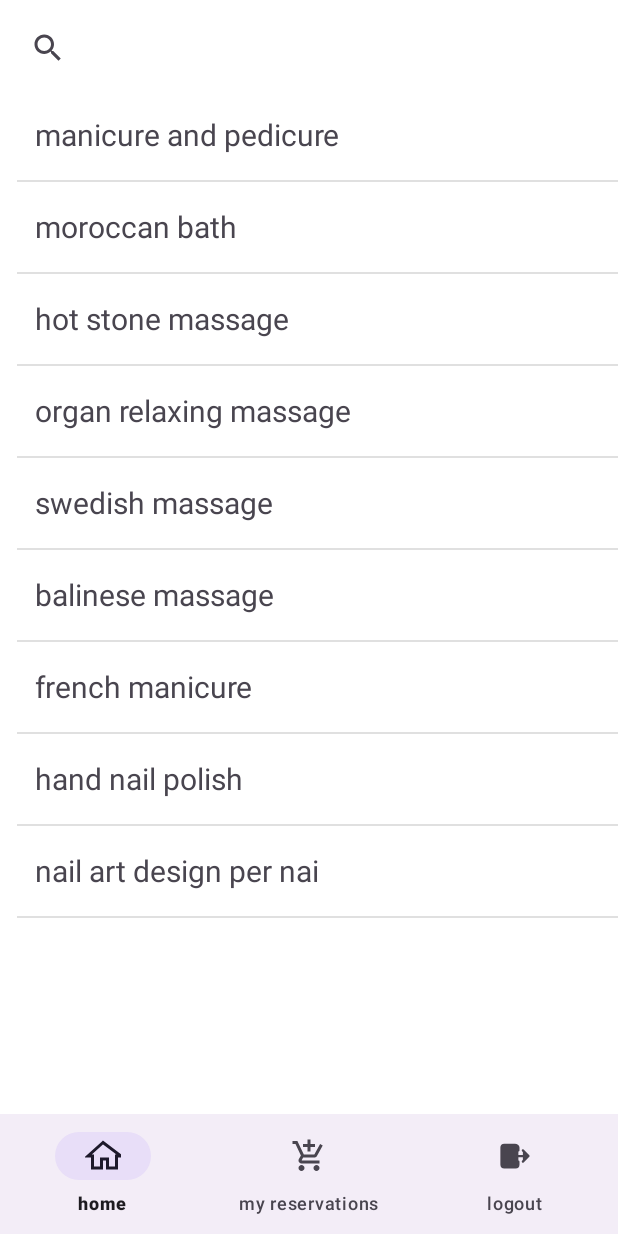
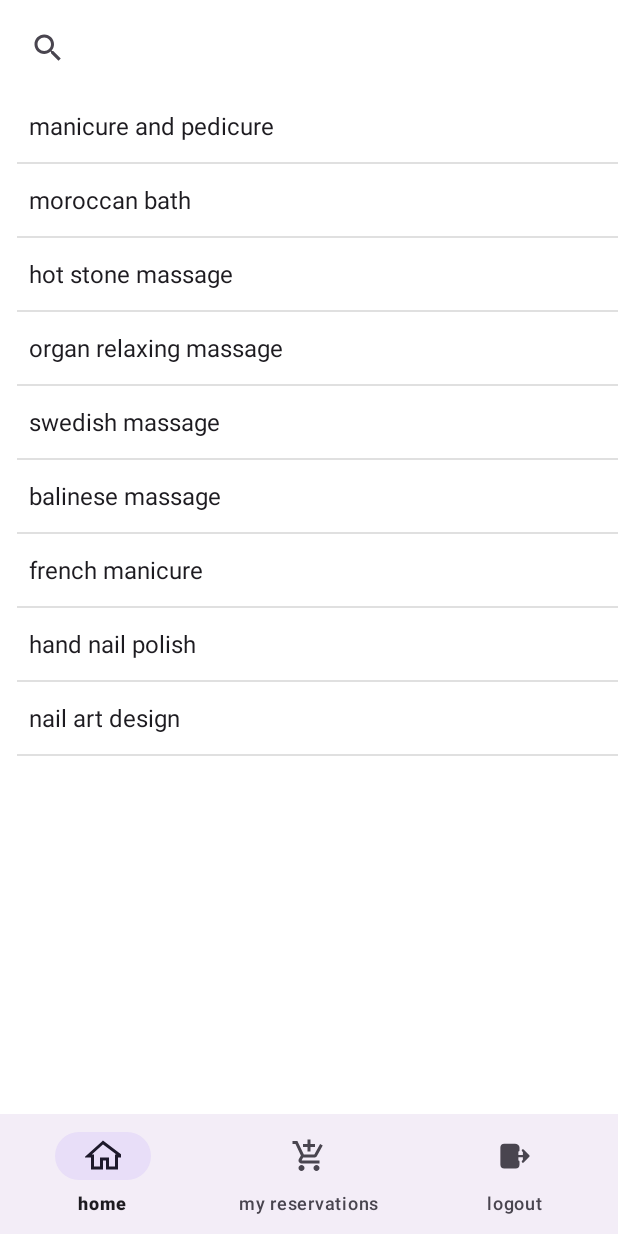
Before and after one commit to shahad789/AndroidBlissFullTouchProject, an Android app: the homepage screen opened directly, with no data from a screen before it, after a tap on "what you are looking for", on a phone screen of 412 x 824 dp. Run offline under Robolectric (Android 15) with nearby library versions, the phone set to English and light mode, and no system bars.

Commit message:
search implementation3

```diff
--- a/app/src/main/java/com/example/blissfulltouch/homepage.java
+++ b/app/src/main/java/com/example/blissfulltouch/homepage.java
@@ -42,7 +42,7 @@ public class homepage extends AppCompatActivity {
                 startActivity(intent);
             }
         });
-        Button editTextText = findViewById(R.id.editTextText);
+        Button editTextText = findViewById(R.id.editTextTextn);
         editTextText.setOnClickListener(new View.OnClickListener() {
             @Override
             public void onClick(View v) {
--- a/app/src/main/java/com/example/blissfulltouch/searchpage.java
+++ b/app/src/main/java/com/example/blissfulltouch/searchpage.java
@@ -9,11 +9,12 @@ import android.widget.ArrayAdapter;
 import android.widget.ListView;
 import android.widget.SearchView;
 
+import java.util.Objects;
+
 
 public class searchpage extends AppCompatActivity {
 
     ListView listView;
-    ArrayAdapter<String> arrayAdapter;
 
     String[] serviceslist = {"manicure and pedicure",
             "moroccan bath",
@@ -23,7 +24,10 @@ public class searchpage extends AppCompatActivity {
             "balinese massage",
             "french manicure",
             "hand nail polish",
-            "nail art design per nai"};
+            "nail art design "};
+    ArrayAdapter<String> arrayAdapter;
+
+
 
     @Override
     protected void onCreate(Bundle savedInstanceState) {
@@ -31,7 +35,7 @@ public class searchpage extends AppCompatActivity {
         setContentView(R.layout.activity_searchpage);
         listView = findViewById(R.id.listView);
 
-        arrayAdapter = new ArrayAdapter<>(this,R.layout.list_customtext, serviceslist);
+        arrayAdapter = new ArrayAdapter<String>(this, androidx.appcompat.R.layout.support_simple_spinner_dropdown_item, serviceslist);
         listView.setAdapter(arrayAdapter);
     }
 
@@ -41,17 +45,18 @@ public class searchpage extends AppCompatActivity {
         MenuItem menuItem = menu.findItem(R.id.search);
         SearchView searchView = (SearchView) menuItem.getActionView();
 
-        searchView.setQueryHint("search here");
+        Objects.requireNonNull(searchView).setQueryHint("search here");
         searchView.setOnQueryTextListener(new SearchView.OnQueryTextListener() {
             @Override
             public boolean onQueryTextSubmit(String query) {
+
                 return false;
             }
 
             @Override
             public boolean onQueryTextChange(String newText) {
 
-                    arrayAdapter.getFilter().filter(newText);
+                arrayAdapter.getFilter().filter(newText.toLowerCase()); // Convert newText to lowercase
 
 
                 return false;
--- a/app/src/main/res/values/strings.xml
+++ b/app/src/main/res/values/strings.xml
@@ -77,8 +77,6 @@
     <string name="back1">Back</string>
 
 
-
-
     <string name="back">Back</string>
     <string name="reservation_information">RESERVATION INFORMATION</string>
     <string name="your_booking_time_is">Your Booking time is:</string>
```
Also changed, not shown: app/src/main/AndroidManifest.xml (+3 -4 lines), app/src/main/res/layout/activity_homepage.xml (+5 -7 lines).
